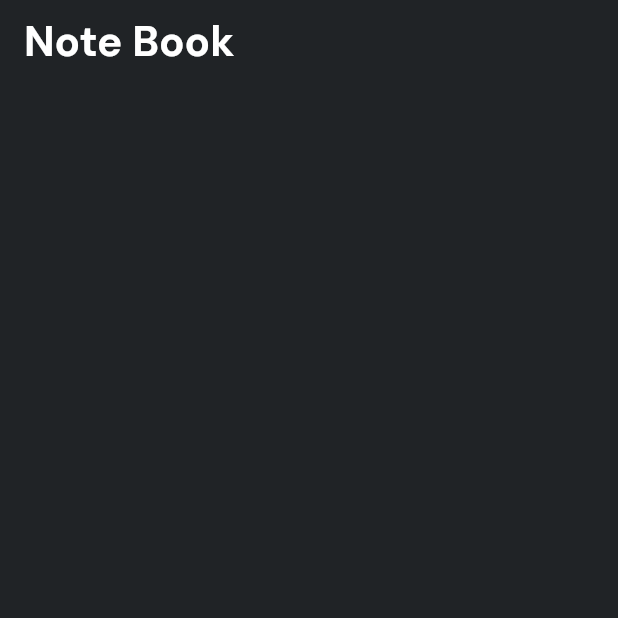
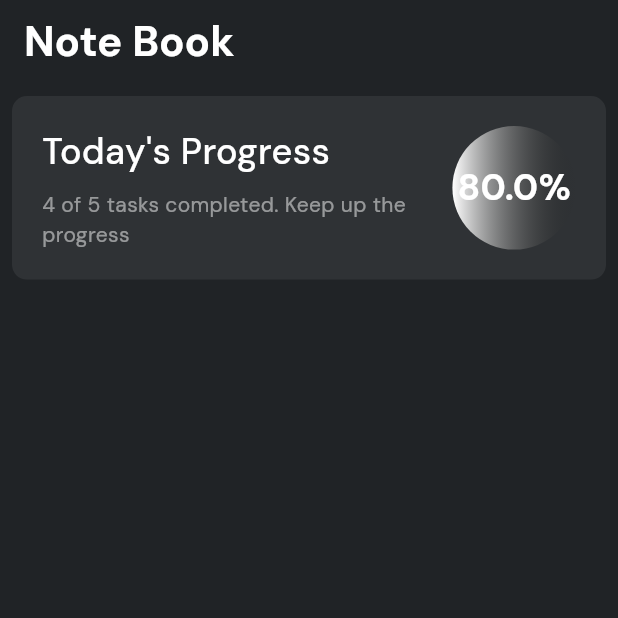
Before and after one commit to YasinduLiyanage/NoteBookApp, a Flutter app: the screen it shows after launch, on a phone screen of 412 x 824 dp, the top half of it. Run offline on Flutter 3.47's test engine with Material 3 defaults, Android fonts, the phone set to English and light mode, and no system bars; our stand-ins replace go_router, google_fonts.

Commit message:
progress card

```diff
--- a/lib/pages/home_page.dart
+++ b/lib/pages/home_page.dart
@@ -1,5 +1,6 @@
 import 'package:flutter/material.dart';
 import 'package:notebook/utils/textstyles.dart';
+import 'package:notebook/widgets/progress_card.dart';
 
 class HomePage extends StatefulWidget {
   const HomePage({super.key});
@@ -16,6 +17,14 @@ class _HomePageState extends State<HomePage> {
         title: const Text("Note Book",style: ApptextStyles.appTitle),
 
       ),
+      body: Padding(padding: const EdgeInsets.all(8.0),child: Column(
+        children: [
+          ProgressCard(
+            completedTasks: 4,
+            totalTasks: 5,
+          ),
+        ],
+      ),),
     );
   }
 }
--- a/lib/utils/colours.dart
+++ b/lib/utils/colours.dart
@@ -4,17 +4,16 @@ class AppColors {
   //primary colors
   static const Color kBgColor = Color(0xFF202326);
   static const Color kFabColor = Color.fromARGB(255, 131, 130, 130);
-  static const Color kCardColor = Color(0xFF2f3225);
+  static const Color kCardColor = Color(0xFF2f3235);
   static const Color kWhiteColor = Colors.white;
 
   //gradient colors
   static const int kGradientColor1 = 0xFFFFFFFF;
-  static const int kGradientColor2 = 0xD3D3D3;
-
+  static const int kGradientColor2 = 0x1d1d1b;
 
   LinearGradient kPrimaryGradient = LinearGradient(
     colors: [Color(kGradientColor1), Color(kGradientColor2)],
     begin: Alignment.centerLeft,
-    end: Alignment.centerRight
-    );
+    end: Alignment.centerRight,
+  );
 }
--- /dev/null
+++ b/lib/widgets/progress_card.dart
@@ -0,0 +1,72 @@
+import 'package:flutter/material.dart';
+import 'package:notebook/utils/colours.dart';
+import 'package:notebook/utils/constants.dart';
+import 'package:notebook/utils/textstyles.dart';
+
+class ProgressCard extends StatefulWidget {
+  final int completedTasks;
+  final int totalTasks;
+
+  const ProgressCard({
+    super.key,
+    required this.completedTasks,
+    required this.totalTasks,
+  });
+
+  @override
+  State<ProgressCard> createState() => _ProgressCardState();
+}
+
+class _ProgressCardState extends State<ProgressCard> {
+  @override
+  Widget build(BuildContext context) {
+
+    //calculation for the progresss card
+    double progressPercentage = widget.totalTasks != 0 ? (widget.completedTasks / widget.totalTasks) * 100 : 0;
+
+    return Container(
+      padding: const EdgeInsets.all(AppConstants.kDefaultPadding),
+      decoration: BoxDecoration(
+        color: AppColors.kCardColor,
+        borderRadius: BorderRadius.circular(10),
+      ),
+      child: Row(
+        mainAxisAlignment: MainAxisAlignment.spaceBetween,
+        children: [
+          Column(
+            crossAxisAlignment: CrossAxisAlignment.start,
+            children: [
+              Text("Today's Progress", style: ApptextStyles.appSubtitle),
+              SizedBox(height: 8),
+              SizedBox(
+                width: MediaQuery.of(context).size.width * 0.6,
+                child: Text(
+                  "${widget.completedTasks} of ${widget.totalTasks} tasks completed. Keep up the progress",
+                  style: ApptextStyles.appDescriptionSmall.copyWith(
+                    color: AppColors.kWhiteColor.withOpacity(0.5),
+                  ),
+                ),
+              ),
+            ],
+          ),
+          Stack(
+            children: [
+              Container(
+                width: MediaQuery.of(context).size.width * 0.2,
+                height: MediaQuery.of(context).size.width * 0.2,
+                decoration: BoxDecoration(
+                  gradient: AppColors().kPrimaryGradient,
+                  borderRadius: BorderRadius.circular(100),
+                ),
+              ),
+              Positioned.fill(child: Center(
+                child: Text("${progressPercentage}%",
+                style: ApptextStyles.appSubtitle.copyWith(fontWeight: FontWeight.bold)),
+              ))
+            ],
+          ),
+        ],
+      ),
+    );
+  }
+}
```
